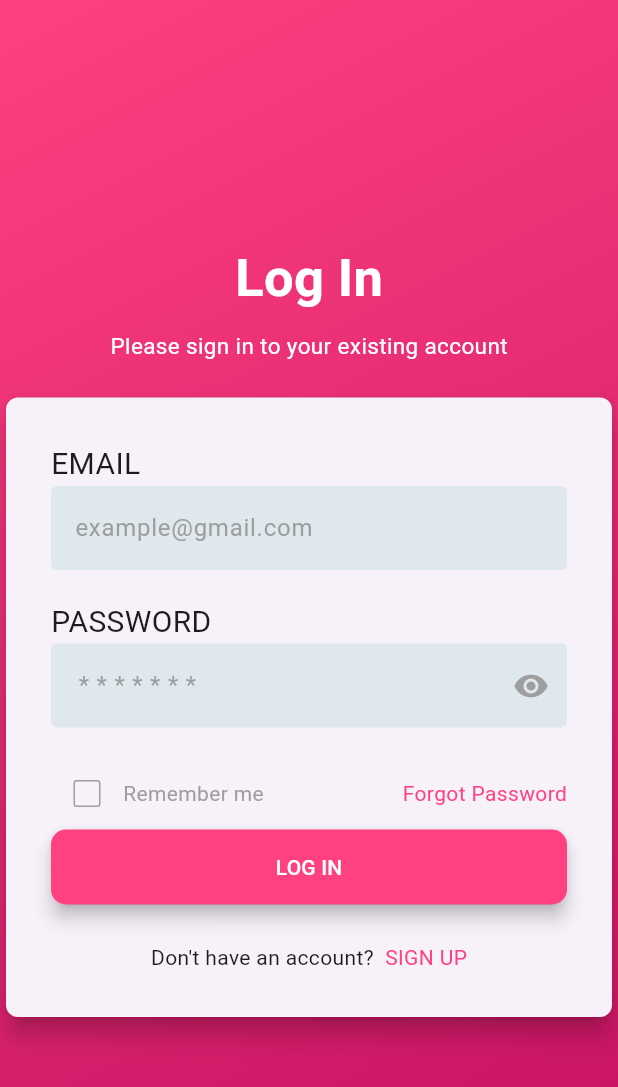
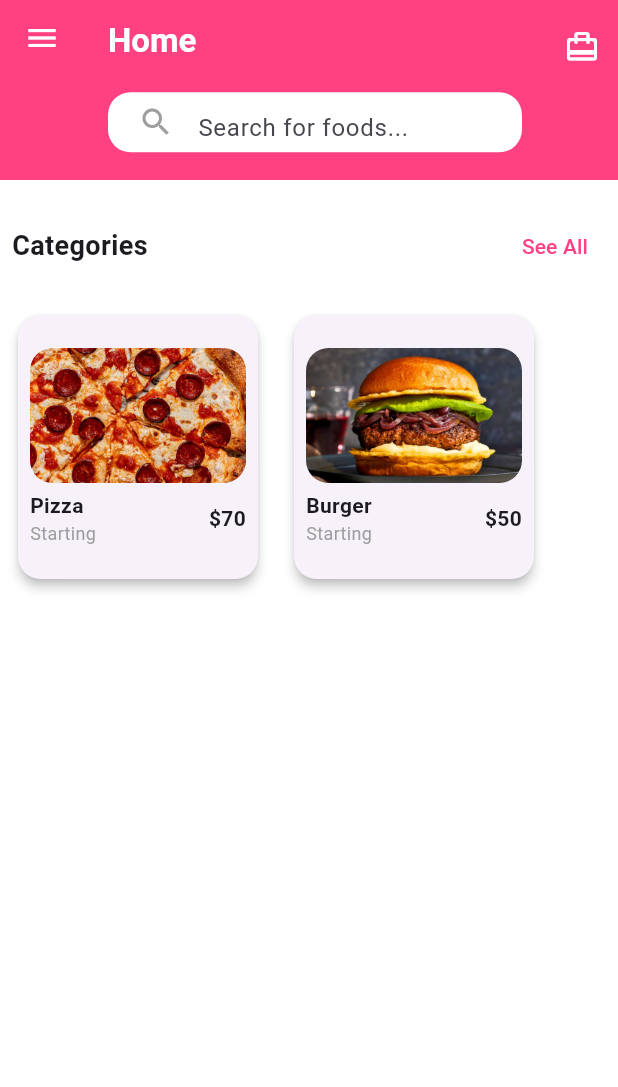
Before and after one commit to Necookie/lalamon, a Flutter app: the screen it shows after launch, after a tap on "LOG IN", on a phone screen of 412 x 824 dp. Shown: the top 1087 px of the screen. Run offline on Flutter 3.47's test engine with Material 3 defaults, Android fonts, the phone set to English and light mode, and no system bars; Roboto replaces fonts that are missing (PoppinsFont).

Commit message:
home page prototype unfinished

```diff
--- a/lib/forgotpass_page.dart
+++ b/lib/forgotpass_page.dart
@@ -2,8 +2,10 @@ import 'package:flutter/material.dart';
 import 'package:lalamon/forgpassverify_page.dart';
 
 class ForgotPassPage extends StatefulWidget {
+  const ForgotPassPage({super.key});
+
   @override
-  _ForgotPassPageState createState() => _ForgotPassPageState();
+  State<ForgotPassPage> createState() => _ForgotPassPageState();
 }
 
 class _ForgotPassPageState extends State<ForgotPassPage> {
--- a/lib/forgpassverify_page.dart
+++ b/lib/forgpassverify_page.dart
@@ -1,8 +1,9 @@
 import 'package:flutter/material.dart';
 
 class ForgPassVerifyPage extends StatefulWidget {
+ const ForgPassVerifyPage({super.key});
   @override
-  _ForgPassVerifyPageState createState() => _ForgPassVerifyPageState();
+  State<ForgPassVerifyPage> createState() => _ForgPassVerifyPageState();
 }
 
 class _ForgPassVerifyPageState extends State<ForgPassVerifyPage> {
--- /dev/null
+++ b/lib/home.dart
@@ -0,0 +1,351 @@
+import 'package:flutter/material.dart';
+import 'package:lalamon/login_page.dart';
+
+class Home extends StatefulWidget {
+  const Home({super.key});
+
+  @override
+  State<Home> createState() => _HomeState();
+}
+
+class _HomeState extends State<Home> {
+  // Mock data for categories
+  final List<Map<String, String>> categories = [
+    {'title': 'Pizza', 'imageUrl': 'lib/Assets/images/pizza.jpeg', 'price': '\$70'},
+    {'title': 'Burger', 'imageUrl': 'lib/Assets/images/burger.jpeg', 'price': '\$50'},
+  ];
+
+  @override
+  Widget build(BuildContext context) {
+    return Scaffold(
+      backgroundColor: Colors.white,
+      appBar: AppBar(
+        backgroundColor: Colors.pinkAccent,
+        leading: Padding(
+          padding: const EdgeInsets.only(bottom: 70),
+          child: Builder(
+            builder: (context) {
+              return IconButton(
+                onPressed: () {
+                  Scaffold.of(context).openDrawer(); // Open sidebar
+                },
+                icon: const Icon(
+                  Icons.menu,
+                  color: Colors.white,
+                ),
+              );
+            },
+          ),
+        ),
+        title: Padding(
+          padding: const EdgeInsets.only(bottom: 55),
+          child: SizedBox(
+            width: double.infinity,
+            child: Column(
+              crossAxisAlignment: CrossAxisAlignment.start,
+              children: const [
+                SizedBox(height: 50),
+                Text(
+                  'Home',
+                  style: TextStyle(
+                    color: Colors.white,
+                    fontWeight: FontWeight.bold,
+                  ),
+                ),
+                SizedBox(height: 20),
+                SearchBar(),
+              ],
+            ),
+          ),
+        ),
+        actions: [
+          Padding(
+            padding: const EdgeInsets.only(bottom: 58),
+            child: IconButton(
+              onPressed: () {
+                // Function to show the cart page
+              },
+              icon: const Icon(
+                Icons.card_travel_rounded,
+                color: Colors.white,
+              ),
+            ),
+          )
+        ],
+        toolbarHeight: 120,
+      ),
+      drawer: Drawer(
+        child: Column(
+          children: [
+            DrawerHeader(
+              decoration: const BoxDecoration(
+                color: Colors.pinkAccent,
+              ),
+              child: Row(
+                mainAxisAlignment: MainAxisAlignment.center,
+                children: [
+                  Align(
+                    alignment: Alignment.centerLeft,
+                    child: const Text(
+                      'Welcome to Lalamon!',
+                      style: TextStyle(
+                        color: Colors.white,
+                        fontSize: 25,
+                        fontWeight: FontWeight.bold,
+                      ),
+                    ),
+                  ),
+                ],
+              ),
+            ),
+            Expanded(
+              child: ListView(
+                padding: EdgeInsets.zero,
+                children: [
+                  ListTile(
+                    leading: const Icon(Icons.home_outlined, color: Colors.pink),
+                    title: const Text('Home'),
+                    onTap: () {
+                      // Handle Home tap
+                    },
+                  ),
+                  ListTile(
+                    leading: const Icon(Icons.shopping_cart_outlined, color: Colors.pink),
+                    title: const Text('Orders & reordering'),
+                    onTap: () {
+                      // Handle Orders & reordering tap
+                    },
+                  ),
+                  ListTile(
+                    leading: const Icon(Icons.person_2_outlined, color: Colors.pink),
+                    title: const Text('View Profile'),
+                    onTap: () {
+                      // Handle View Profile tap
+                    },
+                  ),
+                  ListTile(
+                    leading: const Icon(Icons.location_on_outlined, color: Colors.pink),
+                    title: const Text('Addresses'),
+                    onTap: () {
+                      // Handle Addresses tap
+                    },
+                  ),
+                  ListTile(
+                    leading: const Icon(Icons.payment, color: Colors.pink),
+                    title: const Text('Payment Methods'),
+                    onTap: () {
+                      // Handle Payment Methods tap
+                    },
+                  ),
+                  ListTile(
+                    leading: const Icon(Icons.help_center_outlined, color: Colors.pink),
+                    title: const Text('Help Center'),
+                    onTap: () {
+                      // Handle Help Center tap
+                    },
+                  ),
+                  ListTile(
+                    leading: const Icon(Icons.settings_outlined, color: Colors.pink),
+                    title: const Text('Settings'),
+                    onTap: () {
+                      // Handle Settings tap
+                    },
+                  ),
+                  ListTile(
+                    leading: const Icon(Icons.logout, color: Colors.pink),
+                    title: const Text('Logout'),
+                    onTap: () {
+                      Navigator.push(
+                        context,
+                        MaterialPageRoute(builder: (context) => LoginPage()),
+                      );
+                    },
+                  ),
+                ],
+              ),
+            ),
+            const Divider(),
+            ListTile(
+              leading: const Icon(Icons.info_outline, color: Colors.pink),
+              title: const Text('About Us'),
+              onTap: () {
+                // Handle About Us tap
+              },
+            ),
+          ],
+        ),
+      ),
+      body: Column(
+        children: [
+          const SizedBox(height: 20),
+          Padding(
+            padding: const EdgeInsets.symmetric(horizontal: 8.0),
+            child: Row(
+              mainAxisAlignment: MainAxisAlignment.spaceBetween,
+              children: [
+                const Text(
+                  'Categories',
+                  style: TextStyle(
+                    fontSize: 18,
+                    fontWeight: FontWeight.bold,
+                  ),
+                ),
+                TextButton(
+                  onPressed: () {
+                    // Handle "See All" button press
+                  },
+                  child: const Text(
+                    'See All',
+                    style: TextStyle(
+                      color: Colors.pinkAccent,
+                    ),
+                  ),
+                ),
+              ],
+            ),
+          ),
+          const SizedBox(height: 10),
+          Flexible(
+            child: SizedBox(
+              height: 200,
+              child: ListView.builder(
+                scrollDirection: Axis.horizontal,
+                itemCount: categories.length,
+                itemBuilder: (context, index) {
+                  final category = categories[index];
+                  return CategoryCard(
+                    title: category['title']!,
+                    imageUrl: category['imageUrl']!,
+                    price: category['price']!,
+                    onTap: () {
+                      // Handle onTap event for each category
+                    },
+                  );
+                },
+              ),
+            ),
+          ),
+        ],
+      ),
+    );
+  }
+}
+
+class SearchBar extends StatefulWidget {
+  const SearchBar({super.key});
+
+  @override
+  State<SearchBar> createState() => _SearchBarState();
+}
+
+class _SearchBarState extends State<SearchBar> {
+  final TextEditingController _controller = TextEditingController();
+
+  @override
+  void dispose() {
+    _controller.dispose();
+    super.dispose();
+  }
+
+  @override
+  Widget build(BuildContext context) {
+    return Container(
+      height: 40,
+      padding: const EdgeInsets.symmetric(horizontal: 8),
+      decoration: BoxDecoration(
+        color: Colors.white,
+        borderRadius: BorderRadius.circular(15),
+      ),
+      child: TextField(
+        controller: _controller,
+        decoration: const InputDecoration(
+          hintText: 'Search for foods...',
+          border: InputBorder.none,
+          prefixIcon: Icon(Icons.search, color: Colors.grey),
+        ),
+        onChanged: (value) {
+          // Handle search input change
+        },
+      ),
+    );
+  }
+}
+
+class CategoryCard extends StatelessWidget {
+  final String title;
+  final String imageUrl;
+  final String price;
+  final VoidCallback onTap;
+
+  const CategoryCard({
+    required this.title,
+    required this.imageUrl,
+    required this.price,
+    required this.onTap,
+    super.key,
+  });
+
+  @override
+  Widget build(BuildContext context) {
+    return Padding(
+      padding: const EdgeInsets.all(8.0),
+      child: InkWell(
+        onTap: onTap,
+        child: Card(
+          shape: RoundedRectangleBorder(
+            borderRadius: BorderRadius.circular(15),
+          ),
+          elevation: 3,
+          child: Container(
+            width: 160,
+            padding: const EdgeInsets.all(8),
+            child: Column(
+              mainAxisAlignment: MainAxisAlignment.center,
+              children: [
+                ClipRRect(
+                  borderRadius: BorderRadius.circular(15),
+                  child: Image.asset(
+                    imageUrl,
+                    height: 90,
+                    width: 150,
+                    fit: BoxFit.cover,
+                  ),
+                ),
+                const SizedBox(height: 5),
+                Row(
+                  mainAxisAlignment: MainAxisAlignment.spaceBetween,
+                  children: [
+                    Column(
+                      crossAxisAlignment: CrossAxisAlignment.start,
+                      children: [
+                        Text(
+                          title,
+                          style: const TextStyle(
+                            fontWeight: FontWeight.bold,
+                          ),
+                        ),
+                        const Text(
+                          'Starting',
+                          style: TextStyle(
+                            color: Colors.grey,
+                            fontSize: 12,
+                          ),
+                        ),
+                      ],
+                    ),
+                    Text(
+                      price,
+                      style: const TextStyle(
+                        fontWeight: FontWeight.bold,
+                      ),
+                    ),
+                  ],
+                ),
+              ],
+            ),
+          ),
+        ),
+      ),
+    );
+  }
+}
--- a/lib/login_page.dart
+++ b/lib/login_page.dart
@@ -1,6 +1,7 @@
 import 'package:flutter/material.dart';
 import 'package:lalamon/register_page.dart';
 import 'package:lalamon/forgotpass_page.dart';
+import 'package:lalamon/home.dart';
 
 class LoginPage extends StatefulWidget {
   const LoginPage({super.key});
@@ -141,7 +142,7 @@ class  LoginPageState extends State <LoginPage> {
                                 }
                                 );},
                                 side: BorderSide(color: Colors.grey),//to change the color of the border of the checkbox
-                              activeColor: Colors.grey,//to change the color of the checkbox when clicked
+                              activeColor: Colors.pink,//to change the color of the checkbox when clicked
                               checkColor: Colors.white,// color of the check inside the checkbox
                               ),
                               Text(
@@ -163,7 +164,8 @@ class  LoginPageState extends State <LoginPage> {
                       ),
 
                       FilledButton(onPressed: () {
-                        //redirects to the main app if account created succesfully else login failed(kayo na bahala dito back end pipol <3)
+                       //temporary
+                        Navigator.push(context,MaterialPageRoute(builder: (context) => Home()),);//redirects to the main app if account created succesfully else login failed(kayo na bahala dito back end pipol <3)
                       },
                       style: FilledButton.styleFrom(
                         elevation: 5,
--- a/lib/main.dart
+++ b/lib/main.dart
@@ -1,5 +1,6 @@
 import 'package:flutter/material.dart';
 import 'package:lalamon/login_page.dart';
+
 
 void main () {
   runApp(FoodEcommerce());
@@ -13,7 +14,7 @@
     return MaterialApp(
       debugShowCheckedModeBanner: false,
       theme: ThemeData(
-
+        fontFamily: 'PoppinsFont',
       ),
       home: LoginPage(
 
--- a/lib/register_page.dart
+++ b/lib/register_page.dart
@@ -1,8 +1,9 @@
 import 'package:flutter/material.dart';
 
 class RegisterScreen extends StatefulWidget {
+  const RegisterScreen({super.key});
   @override
-  _RegisterScreenState createState() => _RegisterScreenState();
+  State <RegisterScreen> createState() => _RegisterScreenState();
 }
 
 class _RegisterScreenState extends State<RegisterScreen> {
```
Also changed, not shown: pubspec.yaml (+6 -1 lines), lib/Assets/images/burger.jpeg (added), lib/Assets/images/pizza.jpeg (added), pubspec.lock, 4 other files.
